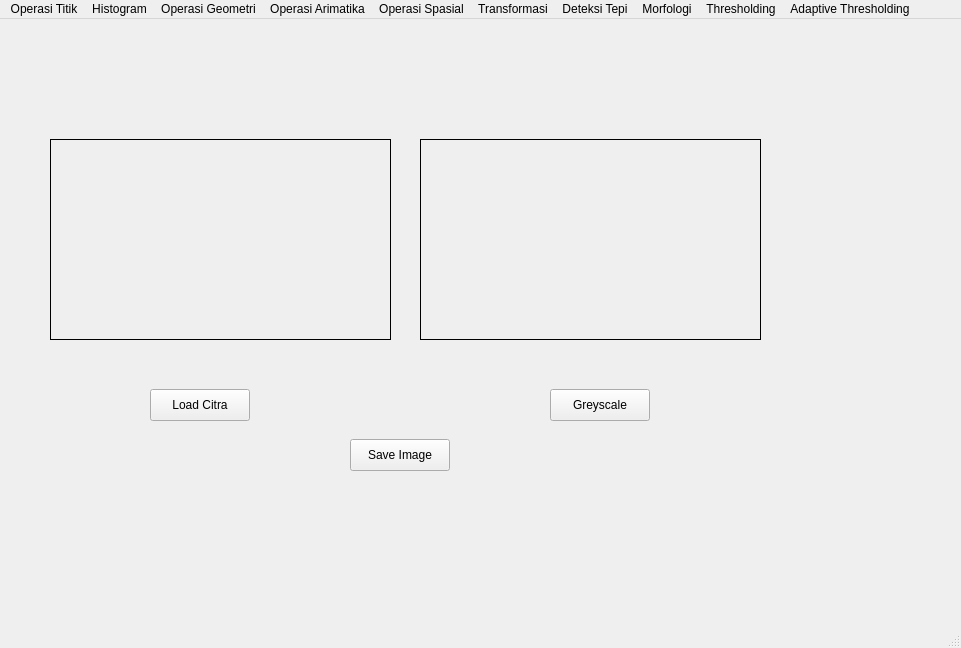
Qt form test.ui (TaffanM/Praktikum-PCD) before a commit.
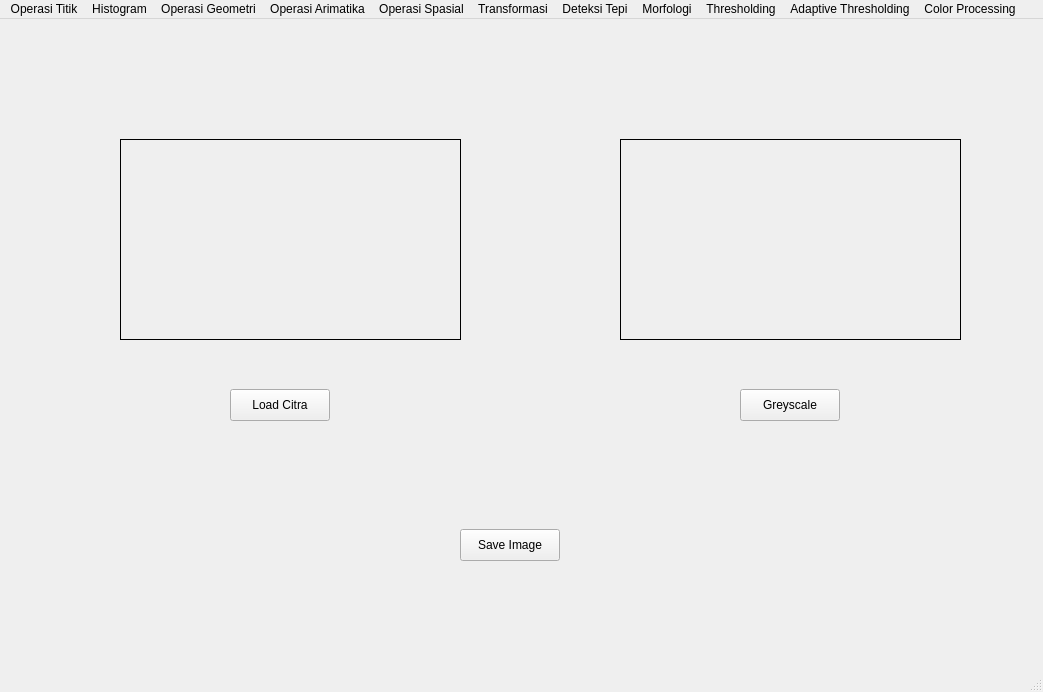
The same form after that commit.

Commit message: Adding color processing function (color tracking and color picker).

The edit to the form file:
```diff
--- a/test.ui
+++ b/test.ui
@@ -9,8 +9,8 @@
    <rect>
     <x>0</x>
     <y>0</y>
-    <width>961</width>
-    <height>648</height>
+    <width>1043</width>
+    <height>692</height>
    </rect>
   </property>
   <property name="windowTitle">
@@ -20,7 +20,7 @@
    <widget class="QPushButton" name="button_load">
     <property name="geometry">
      <rect>
-      <x>150</x>
+      <x>230</x>
       <y>370</y>
       <width>100</width>
       <height>32</height>
@@ -33,7 +33,7 @@
    <widget class="QLabel" name="label">
     <property name="geometry">
      <rect>
-      <x>50</x>
+      <x>120</x>
       <y>120</y>
       <width>341</width>
       <height>201</height>
@@ -49,8 +49,8 @@
    <widget class="QPushButton" name="saveImage">
     <property name="geometry">
      <rect>
-      <x>350</x>
-      <y>420</y>
+      <x>460</x>
+      <y>510</y>
       <width>100</width>
       <height>32</height>
      </rect>
@@ -62,7 +62,7 @@
    <widget class="QPushButton" name="grayButton">
     <property name="geometry">
      <rect>
-      <x>550</x>
+      <x>740</x>
       <y>370</y>
       <width>100</width>
       <height>32</height>
@@ -75,7 +75,7 @@
    <widget class="QLabel" name="label_2">
     <property name="geometry">
      <rect>
-      <x>420</x>
+      <x>620</x>
       <y>120</y>
       <width>341</width>
       <height>201</height>
@@ -94,7 +94,7 @@
     <rect>
      <x>0</x>
      <y>0</y>
-     <width>961</width>
+     <width>1043</width>
      <height>21</height>
     </rect>
    </property>
@@ -233,6 +233,13 @@
     <addaction name="actionOtsu_Thresholding"/>
     <addaction name="actionContour"/>
    </widget>
+   <widget class="QMenu" name="menuColor_Tracking">
+    <property name="title">
+     <string>Color Processing</string>
+    </property>
+    <addaction name="actionColor_Tracking"/>
+    <addaction name="actionColor_Picker"/>
+   </widget>
    <addaction name="menuOperasi_TItik"/>
    <addaction name="menuHistogram"/>
    <addaction name="menuOperasi_Geometri"/>
@@ -243,6 +250,7 @@
    <addaction name="menuMorfologi"/>
    <addaction name="menuThresholding"/>
    <addaction name="menuAdaptive_Thresholding"/>
+   <addaction name="menuColor_Tracking"/>
   </widget>
   <widget class="QStatusBar" name="statusbar"/>
   <action name="actionOperasi_Pencerahan">
```
Left out of the diff: 10 changed lines with no effect on the pictures. The commit also changes 2 other files.
